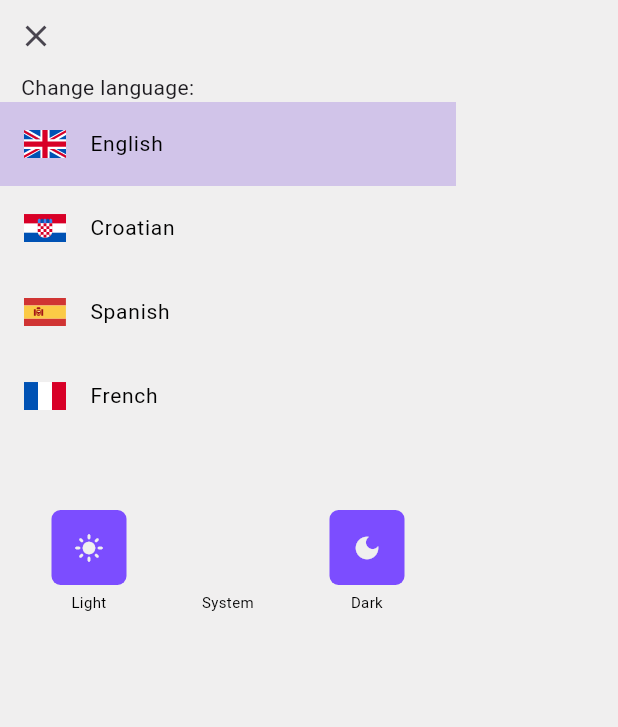
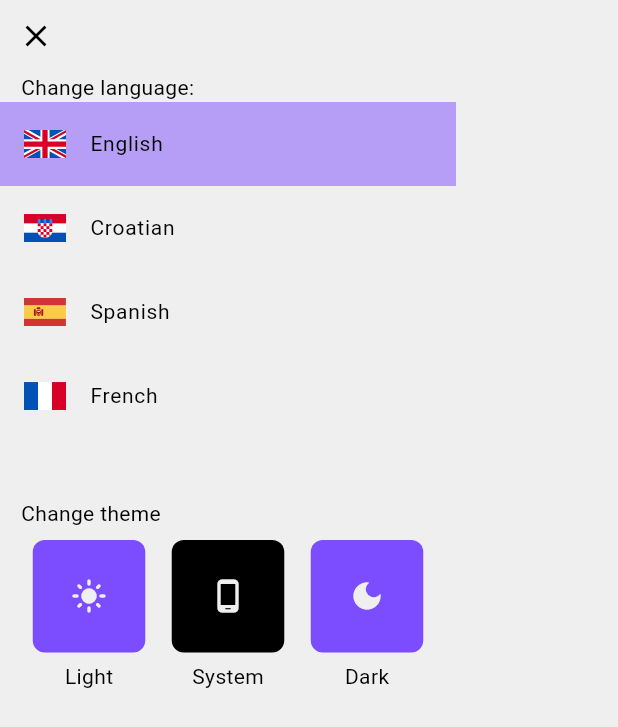
Before and after one commit to MPasara/json-comments, a Flutter app: the AppDrawer widget shown alone on an empty page, opened directly, on a phone screen of 412 x 824 dp. Shown: the top 727 px of the screen. Run offline on Flutter 3.47's test engine with Material 3 defaults, Android fonts, the phone set to English and light mode, and no system bars; our stand-ins replace dio, either_dart, equatable, flutter_riverpod, flutter_svg, loggy and 2 more; missing offline and left inert: flutter_loggy, flutter_loggy_dio, q_ui_components; accounts and stored records are empty; generated files the repository leaves out were written again; statements that could not run were skipped.

Commit message:
Refactored and polished app theme

```diff
--- a/lib/common/presentation/widgets/theme_switch_button.dart
+++ b/lib/common/presentation/widgets/theme_switch_button.dart
@@ -54,36 +54,38 @@ class ThemeSwitchButton extends ConsumerWidget {
 
   @override
   Widget build(BuildContext context, WidgetRef ref) {
-    return Column(
+    return Material(
+      color: Colors.transparent,
+      child: InkWell(
+        borderRadius: BorderRadius.circular(8),
+        splashColor: context.appColors.background!.withValues(alpha: 0.2),
+        highlightColor: context.appColors.background!.withValues(alpha: 0.2),
+        child: Column(
           mainAxisSize: MainAxisSize.min,
           children: [
             Material(
               color: bgColor,
-          borderRadius: BorderRadius.circular(6),
+              borderRadius: BorderRadius.circular(8),
               child: InkWell(
                 onTap: onTap,
-            borderRadius: BorderRadius.circular(6),
-            splashColor: context.appColors.background!.withValues(alpha: 0.2),
+                borderRadius: BorderRadius.circular(8),
+                splashColor: context.appColors.background!.withValues(
+                  alpha: 0.2,
+                ),
                 child: SizedBox(
-              width: 50,
-              height: 50,
+                  width: 75,
+                  height: 75,
                   child: Center(
-                child: Icon(
-                  icon,
-                  color: context.appColors.background,
-                  size: 20,
+                    child: Icon(icon, color: context.appColors.background),
                   ),
                 ),
               ),
             ),
+            SizedBox(height: 6),
+            Text(text, style: context.appTextStyles.regular),
+          ],
         ),
-        const SizedBox(height: 4),
-        Text(
-          text,
-          style: context.appTextStyles.regular?.copyWith(fontSize: 10),
-          textAlign: TextAlign.center,
       ),
-      ],
     );
   }
 }
--- a/lib/common/presentation/widgets/theme_switcher_row.dart
+++ b/lib/common/presentation/widgets/theme_switcher_row.dart
@@ -11,7 +11,6 @@ class ThemeSwitcherRow extends ConsumerWidget {
   @override
   Widget build(BuildContext context, WidgetRef ref) {
     final selectedTheme = ref.watch(themeNotifierProvider);
-    print('ThemeSwitcherRow: Current theme mode: $selectedTheme');
 
     return Padding(
       padding: const EdgeInsets.symmetric(horizontal: 16, vertical: 4),
@@ -25,7 +24,7 @@ class ThemeSwitcherRow extends ConsumerWidget {
               Expanded(
                 child: ThemeSwitchButton.light(
                   bgColor: selectedTheme == ThemeMode.light
-                      ? context.appColors.background
+                      ? context.appColors.primary
                       : context.appColors.secondary,
                   onTap: () {
                     HapticFeedback.mediumImpact();
@@ -39,7 +38,7 @@ class ThemeSwitcherRow extends ConsumerWidget {
               Expanded(
                 child: ThemeSwitchButton.system(
                   bgColor: selectedTheme == ThemeMode.system
-                      ? context.appColors.background
+                      ? context.appColors.primary
                       : context.appColors.secondary,
                   onTap: () {
                     HapticFeedback.mediumImpact();
@@ -53,7 +52,7 @@ class ThemeSwitcherRow extends ConsumerWidget {
               Expanded(
                 child: ThemeSwitchButton.dark(
                   bgColor: selectedTheme == ThemeMode.dark
-                      ? context.appColors.background
+                      ? context.appColors.primary
                       : context.appColors.secondary,
                   onTap: () {
                     HapticFeedback.mediumImpact();
--- a/lib/features/comments/presentation/widgets/app_drawer.dart
+++ b/lib/features/comments/presentation/widgets/app_drawer.dart
@@ -15,7 +15,6 @@ class AppDrawer extends ConsumerWidget {
   Widget build(BuildContext context, WidgetRef ref) {
     final selectedLocale = ref.watch(localeNotifierProvider);
     return Drawer(
-      key: ValueKey(selectedLocale.languageCode),
       backgroundColor: context.appColors.background,
       child: SafeArea(
         child: ListView(
@@ -27,14 +26,17 @@ class AppDrawer extends ConsumerWidget {
                   onPressed: () {
                     Navigator.pop(context);
                   },
-                  icon: Icon(Icons.close),
+                  icon: Icon(Icons.close, color: context.appColors.primary),
                 ),
                 Spacer(),
               ],
             ),
             Padding(
               padding: const EdgeInsets.only(left: 14),
-              child: Text(S.of(context).change_language),
+              child: Text(
+                S.of(context).change_language,
+                style: context.appTextStyles.regular,
+              ),
             ),
             AppDrawerTile(
               onTap: () => ref
@@ -69,6 +71,13 @@ class AppDrawer extends ConsumerWidget {
               selected: selectedLocale.languageCode == LocaleConstants.fr,
             ),
             SizedBox(height: 40),
+            Padding(
+              padding: const EdgeInsets.only(left: 14),
+              child: Text(
+                S.of(context).change_theme,
+                style: context.appTextStyles.regular,
+              ),
+            ),
             ThemeSwitcherRow(),
           ],
         ),
--- a/lib/features/comments/presentation/widgets/app_drawer_tile.dart
+++ b/lib/features/comments/presentation/widgets/app_drawer_tile.dart
@@ -20,7 +20,7 @@ class AppDrawerTile extends StatelessWidget {
   Widget build(BuildContext context) {
     return ListTile(
       selected: selected,
-      selectedTileColor: selected ? Colors.deepPurple.shade100 : Colors.blue,
+      selectedTileColor: context.appColors.secondary!.withValues(alpha: 0.5),
       leading: SvgPicture.asset(leadingIconPath, width: 28, height: 28),
       title: Text(tileText, style: context.appTextStyles.regular),
       onTap: onTap,
--- a/lib/features/comments/presentation/widgets/comments_list.dart
+++ b/lib/features/comments/presentation/widgets/comments_list.dart
@@ -1,3 +1,4 @@
+import 'package:comments/common/presentation/build_context_extensions.dart';
 import 'package:comments/features/comments/domain/entities/comment.dart';
 import 'package:comments/features/comments/domain/notifiers/comments_notifier/comments_notifier.dart';
 import 'package:comments/features/comments/presentation/widgets/comment_list_tile.dart';
@@ -19,6 +20,7 @@ class CommentsListWidget extends ConsumerWidget {
   @override
   Widget build(BuildContext context, WidgetRef ref) {
     return RefreshIndicator(
+      color: context.appColors.secondary,
       onRefresh: () => ref
           .read(commentsNotifierProvider.notifier)
           .getComments(refresh: true),
@@ -33,10 +35,9 @@ class CommentsListWidget extends ConsumerWidget {
           return false;
         },
         child: Scrollbar(
-          thumbVisibility: true,
           trackVisibility: true,
           child: ListView.builder(
-            primary: false,
+            //primary: false,
             physics: const AlwaysScrollableScrollPhysics(),
             itemCount: comments.length + (hasReachedMax ? 0 : 1),
             itemBuilder: (context, index) {
--- a/lib/l10n/intl_en.arb
+++ b/lib/l10n/intl_en.arb
@@ -19,5 +19,6 @@
     "light" : "Light",
     "dark" : "Dark",
     "system" : "System",
-    "set_theme_failed" : "Set theme mode failed"
+    "set_theme_failed" : "Set theme mode failed",
+    "change_theme" : "Change theme"
 }
--- a/lib/l10n/intl_es.arb
+++ b/lib/l10n/intl_es.arb
@@ -19,5 +19,6 @@
     "light": "Claro",
     "dark": "Oscuro",
     "system": "Sistema",
-    "set_theme_failed": "Error al establecer el modo de tema"
+    "set_theme_failed": "Error al establecer el modo de tema",
+    "change_theme": "Cambiar tema"
 }
--- a/lib/l10n/intl_fr.arb
+++ b/lib/l10n/intl_fr.arb
@@ -19,5 +19,6 @@
     "light": "Clair",
     "dark": "Sombre",
     "system": "Système",
-    "set_theme_failed": "Échec de la définition du mode de thème"
+    "set_theme_failed": "Échec de la définition du mode de thème",
+    "change_theme": "Changer le thème"
 }
--- a/lib/l10n/intl_hr.arb
+++ b/lib/l10n/intl_hr.arb
@@ -19,5 +19,6 @@
     "light": "Svijetlo",
     "dark": "Tamno",
     "system": "Sustav",
-    "set_theme_failed": "Postavljanje načina teme nije uspjelo"
+    "set_theme_failed": "Postavljanje načina teme nije uspjelo",
+    "change_theme": "Promijeni temu"
 }
--- a/lib/theme/app_text_styles.dart
+++ b/lib/theme/app_text_styles.dart
@@ -5,22 +5,26 @@ final class AppTextStyles extends ThemeExtension<AppTextStyles> {
     required this.regular,
     required this.bold,
     required this.boldLarge,
+    required this.title,
   });
 
   final TextStyle? regular;
   final TextStyle? bold;
   final TextStyle? boldLarge;
+  final TextStyle? title;
 
   @override
   ThemeExtension<AppTextStyles> copyWith({
     TextStyle? regular,
     TextStyle? bold,
     TextStyle? boldLarge,
+    TextStyle? title,
   }) {
     return AppTextStyles(
       regular: regular ?? this.regular,
       bold: bold ?? this.bold,
       boldLarge: boldLarge ?? this.boldLarge,
+      title: title ?? this.title,
     );
   }
 
@@ -37,6 +41,7 @@ final class AppTextStyles extends ThemeExtension<AppTextStyles> {
       regular: TextStyle.lerp(regular, other.regular, t),
       bold: TextStyle.lerp(bold, other.bold, t),
       boldLarge: TextStyle.lerp(boldLarge, other.boldLarge, t),
+      title: TextStyle.lerp(title, other.title, t),
     );
   }
 }
--- a/lib/theme/theme.dart
+++ b/lib/theme/theme.dart
@@ -55,6 +55,11 @@ ThemeData _getTheme({required AppColors appColors}) {
           color: appColors.primary,
           fontWeight: FontWeight.bold,
         ),
+        title: TextStyle(
+          fontSize: 20,
+          color: appColors.primary,
+          fontWeight: FontWeight.bold,
+        ),
       ),
     ],
   );
```
Also changed, not shown: lib/common/domain/notifiers/theme_notifier.dart (+4 -21 lines), lib/features/comments/presentation/home_page.dart (+9 -2 lines), lib/features/comments/presentation/widgets/comment_list_tile.dart (+11 -18 lines), lib/generated/intl/messages_en.dart, lib/generated/intl/messages_es.dart, lib/generated/intl/messages_fr.dart, lib/generated/intl/messages_hr.dart, lib/generated/l10n.dart, 1 other file. Lines whose indentation alone changed are shown as unchanged.
